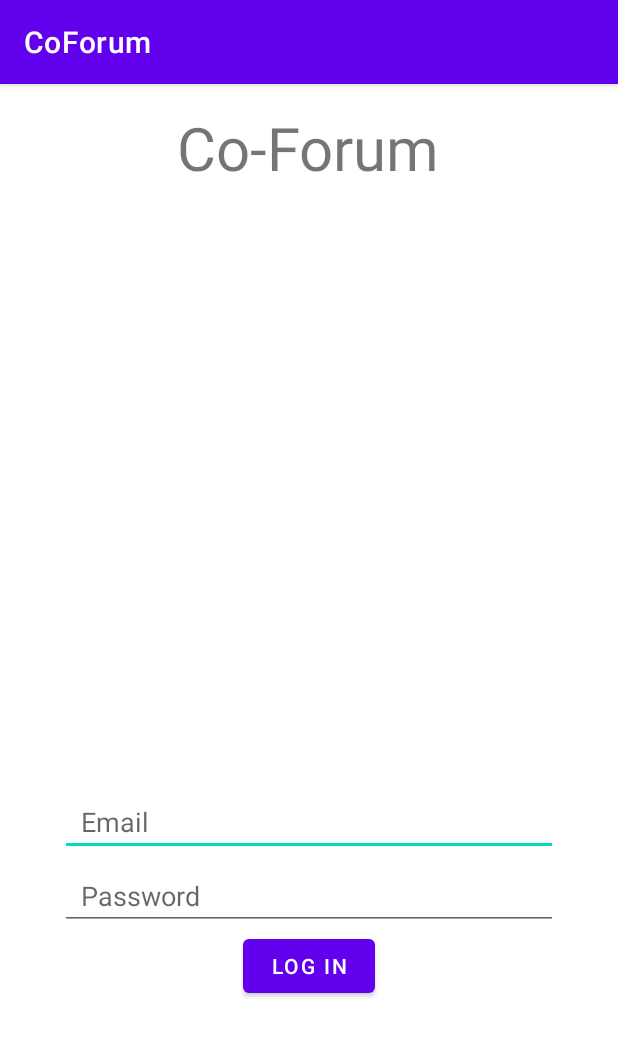
After one commit to K-cloud25/Co_Forum, an Android app: the LogIn screen opened directly, with no data from a screen before it, on a phone screen of 412 x 824 dp. The commit adds this screen. Shown: the top 1037 px of the screen. Run offline under Robolectric (Android 15) with nearby library versions, the phone set to English and light mode, and no system bars.

Commit message:
Third Push New Log in Page :: Edit Text Email & Name :: Log in Button

```diff
--- a/app/src/main/AndroidManifest.xml
+++ b/app/src/main/AndroidManifest.xml
@@ -10,6 +10,9 @@
         android:supportsRtl="true"
         android:theme="@style/Theme.CoForum">
         <activity
+            android:name=".LogIn"
+            android:exported="false" />
+        <activity
             android:name=".MainActivity"
             android:exported="true">
             <intent-filter>
--- /dev/null
+++ b/app/src/main/java/org/co1711rem1803/coforum/LogIn.kt
@@ -0,0 +1,11 @@
+package org.co1711rem1803.coforum
+
+import androidx.appcompat.app.AppCompatActivity
+import android.os.Bundle
+
+class LogIn : AppCompatActivity() {
+    override fun onCreate(savedInstanceState: Bundle?) {
+        super.onCreate(savedInstanceState)
+        setContentView(R.layout.activity_log_in)
+    }
+}
--- /dev/null
+++ b/app/src/main/res/layout/activity_log_in.xml
@@ -0,0 +1,46 @@
+<?xml version="1.0" encoding="utf-8"?>
+<LinearLayout xmlns:android="http://schemas.android.com/apk/res/android"
+    xmlns:tools="http://schemas.android.com/tools"
+    android:layout_width="match_parent"
+    android:layout_height="match_parent"
+    android:orientation="vertical"
+    tools:context=".LogIn">
+
+    <TextView
+        android:layout_width="wrap_content"
+        android:layout_height="wrap_content"
+        android:text="Co-Forum"
+        android:textSize="40sp"
+        android:layout_gravity="center"
+        android:layout_marginTop="15dp"
+        />
+
+    <EditText
+        android:id="@+id/emailInput"
+        android:layout_width="match_parent"
+        android:layout_height="wrap_content"
+        android:layout_marginTop="400dp"
+        android:layout_marginLeft="40sp"
+        android:layout_marginRight="40sp"
+        android:paddingLeft="14sp"
+        android:hint="Email"
+        />
+    <EditText
+        android:id="@+id/passwordInput"
+        android:layout_width="match_parent"
+        android:layout_height="wrap_content"
+        android:layout_marginTop="4dp"
+        android:layout_marginLeft="40sp"
+        android:layout_marginRight="40sp"
+        android:paddingLeft="14sp"
+        android:hint="Password"
+        />
+
+    <Button
+        android:id="@+id/loginBtn"
+        android:layout_width="wrap_content"
+        android:layout_height="wrap_content"
+        android:layout_gravity="center"
+        android:text="Log IN"
+        />
+</LinearLayout>
--- a/app/src/main/res/layout/activity_main.xml
+++ b/app/src/main/res/layout/activity_main.xml
@@ -9,12 +9,10 @@
     <TextView
         android:layout_width="299dp"
         android:layout_height="56dp"
-        android:layout_gravity="center_horizontal"
-        android:layout_marginTop="5dp"
+        android:layout_gravity="center"
+        android:layout_marginTop="15dp"
         android:text="Co_Forum"
         android:textAlignment="center"
         android:textSize="48sp" />
 
-
-
 </LinearLayout>
```
